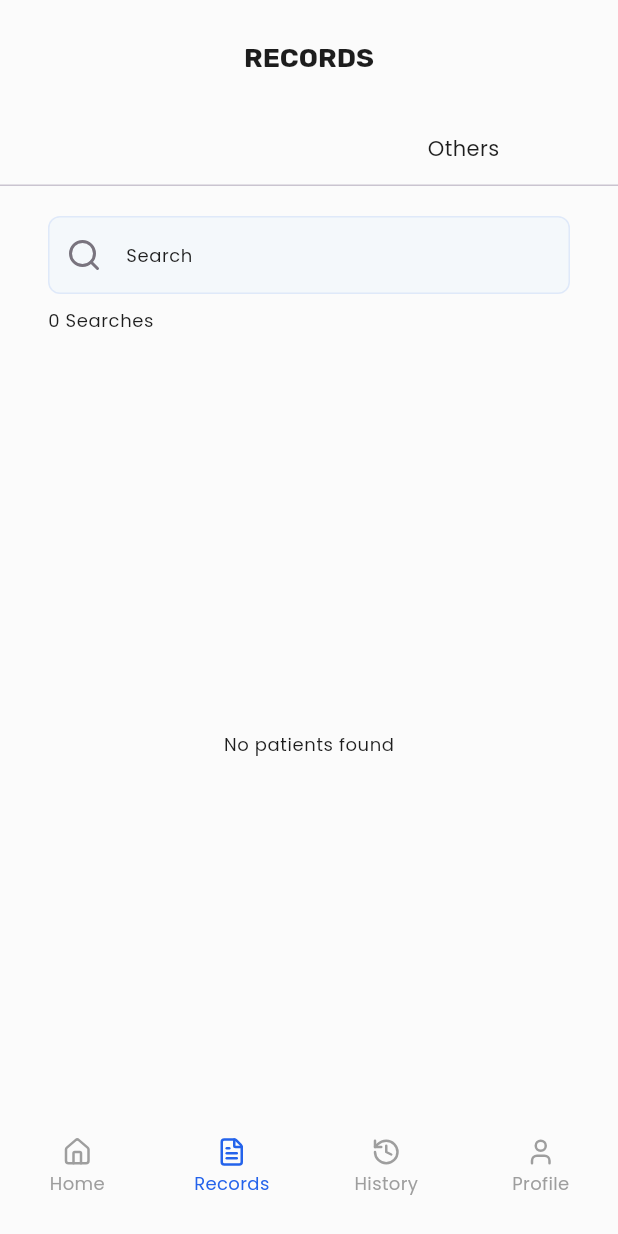
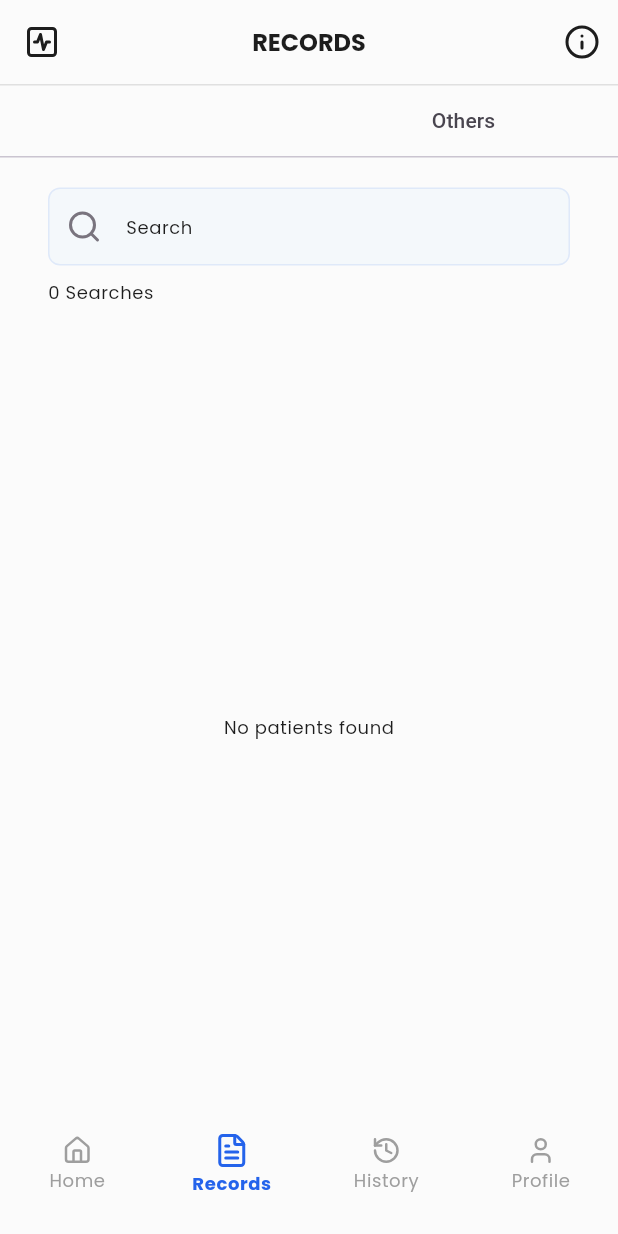
Before and after one commit to iammtmakiling/crash-cart-mobile, a Flutter app: the MainNavigation screen opened directly, item 2 of the bottom bar chosen, on a phone screen of 412 x 824 dp. Run offline on Flutter 3.47's test engine with Material 3 defaults, Android fonts, the phone set to English and light mode, and no system bars; our stand-ins replace cloud_firestore, firebase_core, flutter_form_builder, form_builder_validators, get, google_fonts and 4 more; missing offline and left inert: encrypt, flutter_searchable_dropdown, form_builder_extra_fields; accounts and stored records are empty; statements that could not run were skipped; project files that could hold a hidden picture were left out.

Commit message:
chore: clean up

```diff
--- a/lib/features/viewFeature/viewSummary.dart
+++ b/lib/features/viewFeature/viewSummary.dart
@@ -1,7 +1,5 @@
 import 'package:dashboard/features/viewFeature/components/view_expand.dart';
 import 'package:flutter/material.dart';
-
-import '../../widgets/widgets.dart';
 import '_view.dart';
 
 class ViewSummary extends StatefulWidget {
--- a/lib/features/viewFeature/viewSurgery.dart
+++ b/lib/features/viewFeature/viewSurgery.dart
@@ -188,7 +188,6 @@
 import 'package:flutter/material.dart';
 import '../../core/models/_models.dart';
 import '../../widgets/widgets.dart';
-import 'package:intl/intl.dart';
 
 class ViewSurgery extends StatefulWidget {
   final Map<String, dynamic> patientRecord;
--- a/lib/main/main_navigation.dart
+++ b/lib/main/main_navigation.dart
@@ -2,7 +2,7 @@ import 'dart:async';
 import 'package:cloud_firestore/cloud_firestore.dart';
 import 'package:dashboard/core/provider/user_provider.dart';
 import 'package:dashboard/screens/_screens.dart';
-import 'package:dashboard/screens/widgets/bottomnavbar.dart';
+import 'package:dashboard/main/widgets/bottomnavbar.dart';
 import 'package:flutter/material.dart';
 import 'package:provider/provider.dart';
 import '../core/models/_models.dart';
--- /dev/null
+++ b/lib/main/widgets/bottomnavbar.dart
@@ -0,0 +1,152 @@
+import 'package:dashboard/core/provider/user_provider.dart';
+import 'package:dashboard/features/addFeature/add_info.dart';
+import 'package:dashboard/features/addFeature/add_info_er.dart';
+import 'package:dashboard/main/main_navigation.dart';
+import 'package:flutter/material.dart';
+import 'package:lucide_icons/lucide_icons.dart';
+import 'package:provider/provider.dart';
+
+class BottomNavBar extends StatelessWidget {
+  final int currentIndex;
+  final ValueChanged<int> onTap;
+
+  const BottomNavBar({
+    super.key,
+    required this.currentIndex,
+    required this.onTap,
+  });
+
+  @override
+  Widget build(BuildContext context) {
+    final themePrimaryColor = Theme.of(context).primaryColor;
+    final userProvider = Provider.of<UserProvider>(context);
+
+    return SafeArea(
+      child: Material(
+        child: Stack(
+          clipBehavior: Clip.none,
+          alignment: Alignment.bottomCenter,
+          children: [
+            Container(
+              color: Theme.of(context).scaffoldBackgroundColor,
+              child: BottomNavigationBar(
+                currentIndex: currentIndex,
+                onTap: onTap,
+                items: [
+                  _buildBottomNavigationBarItem(LucideIcons.home,
+                      LucideIcons.home, 0, 'Home', themePrimaryColor, context),
+                  _buildBottomNavigationBarItem(
+                      LucideIcons.fileText,
+                      LucideIcons.fileText,
+                      1,
+                      'Records',
+                      themePrimaryColor,
+                      context),
+                  if (userProvider.role == 'Pre-Hospital Staff' ||
+                      userProvider.role == 'ER Staff')
+                    BottomNavigationBarItem(
+                      icon: SizedBox(width: 0, height: 0),
+                      label: '',
+                    ),
+                  _buildBottomNavigationBarItem(
+                      LucideIcons.history,
+                      LucideIcons.history,
+                      2,
+                      'History',
+                      themePrimaryColor,
+                      context),
+                  _buildBottomNavigationBarItem(
+                      LucideIcons.user,
+                      LucideIcons.user,
+                      3,
+                      'Profile',
+                      themePrimaryColor,
+                      context),
+                ],
+                selectedItemColor: themePrimaryColor,
+                unselectedItemColor: Colors.grey,
+                type: BottomNavigationBarType.fixed,
+                elevation: 0,
+                backgroundColor: Theme.of(context).scaffoldBackgroundColor,
+              ),
+            ),
+            Positioned(
+              bottom: 40, // Adjust based on your design
+              child: _buildAddButton(context),
+            ),
+          ],
+        ),
+      ),
+    );
+  }
+
+  BottomNavigationBarItem _buildBottomNavigationBarItem(
+    IconData activeIcon,
+    IconData inactiveIcon,
+    int index,
+    String label,
+    Color activeColor,
+    BuildContext context,
+  ) {
+    return BottomNavigationBarItem(
+      icon: Column(
+        mainAxisSize: MainAxisSize.min,
+        children: [
+          Icon(
+            currentIndex == index ? activeIcon : inactiveIcon,
+            size: currentIndex == index ? 24.0 : 20.0,
+            color: currentIndex == index ? activeColor : Colors.grey,
+          ),
+          const SizedBox(height: 2.0),
+          Text(
+            label,
+            style: Theme.of(context).textTheme.bodySmall!.copyWith(
+                  color: currentIndex == index ? activeColor : Colors.grey,
+                  fontWeight: currentIndex == index ? FontWeight.bold : null,
+                ),
+          ),
+        ],
+      ),
+      label: '',
+    );
+  }
+
+  Widget _buildAddButton(BuildContext context) {
+    final userProvider = Provider.of<UserProvider>(context);
+    if (userProvider.role == 'Pre-Hospital Staff' ||
+        userProvider.role == 'ER Staff') {
+      return FloatingActionButton(
+        onPressed: () {
+          Navigator.pushReplacement(
+            context,
+            MaterialPageRoute(
+              builder: (context) {
+                if (userProvider.role == 'Pre-Hospital Staff') {
+                  return addInfo(
+                    onBack: () => Navigator.pushReplacement(
+                      context,
+                      MaterialPageRoute(
+                          builder: (context) => const MainNavigation()),
+                    ),
+                  );
+                } else {
+                  return addInfoER(
+                    onBack: () => Navigator.pushReplacement(
+                      context,
+                      MaterialPageRoute(
+                          builder: (context) => const MainNavigation()),
+                    ),
+                  );
+                }
+              },
+            ),
+          );
+        },
+        backgroundColor: Theme.of(context).primaryColor,
+        shape: const CircleBorder(),
+        child: const Icon(LucideIcons.plus, color: Colors.white, size: 32),
+      );
+    }
+    return SizedBox.shrink();
+  }
+}
--- a/lib/screens/RecordsScreen/records_screen.dart
+++ b/lib/screens/RecordsScreen/records_screen.dart
@@ -1,5 +1,6 @@
 import 'package:dashboard/core/provider/user_provider.dart';
 import 'package:dashboard/screens/RecordsScreen/widgets/_widget.dart';
+import 'package:dashboard/widgets/main_appbar.dart';
 import 'package:flutter/material.dart';
 import 'package:provider/provider.dart';
 
@@ -16,53 +17,33 @@ class RecordsScreen extends StatelessWidget {
   @override
   Widget build(BuildContext context) {
     final userProvider = Provider.of<UserProvider>(context);
+    final role = userProvider.role;
+    final roleDisplay = role.endsWith("ER") ? "Emergency Room" : role;
+
     return SafeArea(
-      child: Column(
-        children: [
-          Expanded(
-            child: DefaultTabController(
-              length: 2, // Number of tabs
-              child: Scaffold(
-                appBar: AppBar(
-                  backgroundColor: Theme.of(context).scaffoldBackgroundColor,
-                  toolbarHeight: kToolbarHeight + 20,
-                  title: const Center(
-                    child: Text(
-                      "RECORDS",
-                    ),
-                  ),
-                  bottom: TabBar(
-                    tabs: [
-                      Tab(
-                        child: Text(
-                          (userProvider.role.length >= 6 &&
-                                  userProvider.role.substring(
-                                          0, userProvider.role.length - 6) ==
-                                      "ER")
-                              ? "Emergency Room"
-                              : userProvider.role,
-                          style: Theme.of(context).textTheme.bodyMedium,
-                        ),
-                      ),
-                      Tab(
-                        child: Text(
-                          'Others',
-                          style: Theme.of(context).textTheme.bodyMedium,
-                        ),
-                      ),
-                    ],
-                  ),
-                ),
-                body: TabBarView(
+      child: DefaultTabController(
+        length: 2,
+        child: Scaffold(
+          appBar: mainAppBar(context, "RECORDS"),
+          body: Column(
+            children: [
+              TabBar(
+                tabs: [
+                  Tab(text: roleDisplay),
+                  Tab(text: 'Others'),
+                ],
+              ),
+              Expanded(
+                child: TabBarView(
                   children: [
                     MyRecords(myRecords: myRecords, isSolo: false),
                     OtherRecords(otherRecords: otherRecords, isSolo: false),
                   ],
                 ),
               ),
-            ),
+            ],
           ),
-        ],
+        ),
       ),
     );
   }
--- a/lib/screens/widgets/bottomnavbar.dart
+++ /dev/null
@@ -1,68 +0,0 @@
-import 'package:flutter/material.dart';
-import 'package:lucide_icons/lucide_icons.dart';
-
-class BottomNavBar extends StatelessWidget {
-  final int currentIndex;
-  final ValueChanged<int> onTap;
-
-  const BottomNavBar({
-    Key? key,
-    required this.currentIndex,
-    required this.onTap,
-  }) : super(key: key);
-
-  @override
-  Widget build(BuildContext context) {
-    final themePrimaryColor = Theme.of(context).primaryColor;
-
-    return SafeArea(
-      child: Container(
-        color: Theme.of(context).scaffoldBackgroundColor,
-        child: BottomNavigationBar(
-          currentIndex: currentIndex,
-          onTap: onTap,
-          items: [
-            _buildBottomNavigationBarItem(LucideIcons.home, LucideIcons.home, 0,
-                'Home', themePrimaryColor),
-            _buildBottomNavigationBarItem(LucideIcons.fileText,
-                LucideIcons.fileText, 1, 'Records', themePrimaryColor),
-            _buildBottomNavigationBarItem(LucideIcons.history,
-                LucideIcons.history, 2, 'History', themePrimaryColor),
-            _buildBottomNavigationBarItem(LucideIcons.user, LucideIcons.user, 3,
-                'Profile', themePrimaryColor),
-          ],
-          selectedItemColor: themePrimaryColor,
-          unselectedItemColor: Colors.grey,
-          type: BottomNavigationBarType.fixed,
-          elevation: 0, // Removes shadow that could look like a border
-          backgroundColor: Theme.of(context).scaffoldBackgroundColor,
-        ),
-      ),
-    );
-  }
-
-  BottomNavigationBarItem _buildBottomNavigationBarItem(IconData activeIcon,
-      IconData inactiveIcon, int index, String label, Color activeColor) {
-    return BottomNavigationBarItem(
-      icon: Column(
-        mainAxisSize: MainAxisSize.min,
-        children: [
-          Icon(
-            currentIndex == index ? activeIcon : inactiveIcon,
-            size: 20.0,
-            color: currentIndex == index ? activeColor : Colors.grey,
-          ),
-          const SizedBox(height: 2.0),
-          Text(
-            label,
-            style: TextStyle(
-              fontSize: 12.0,
-              color: currentIndex == index ? activeColor : Colors.grey,
-            ),
-          ),
-        ],
-      ),
-      label: '',
-    );
-  }
-}
--- a/lib/widgets/main_appbar.dart
+++ b/lib/widgets/main_appbar.dart
@@ -1,9 +1,9 @@
 import 'package:flutter/material.dart';
 import 'package:lucide_icons/lucide_icons.dart';
 
-AppBar mainAppBar(BuildContext context) {
+AppBar mainAppBar(BuildContext context, String title) {
   return AppBar(
-    title: Text('CrashCart', style: Theme.of(context).textTheme.titleLarge),
+    title: Text(title, style: Theme.of(context).textTheme.titleLarge),
     centerTitle: true,
     leading: Icon(LucideIcons.activitySquare,
         color: Theme.of(context).iconTheme.color),
```
Also changed, not shown: lib/core/theme/app_text_theme.dart (+13 -21 lines), lib/screens/HistoryScreen/history_screen.dart (+2 -8 lines), lib/screens/HomeScreen/home_screen.dart (+1 -42 lines).
